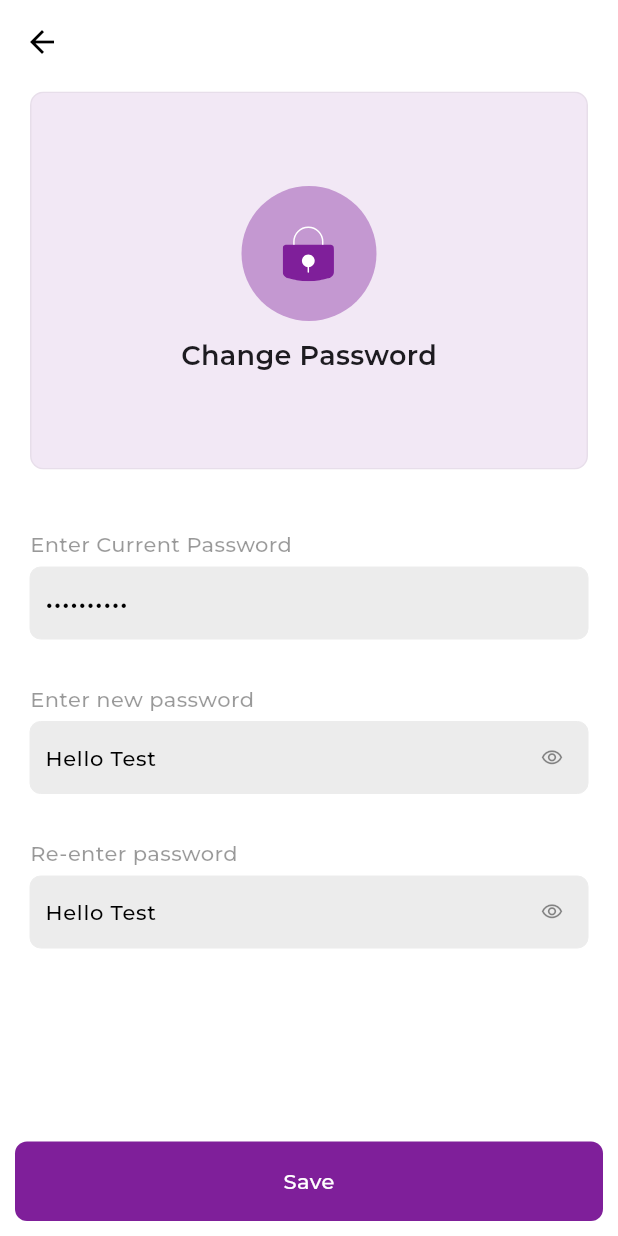
After one commit to Maxzeno/socialscan, a Flutter app: the screen it shows after launch, after a tap on "Change Password", on a phone screen of 412 x 824 dp. The commit adds this screen. Run offline on Flutter 3.47's test engine with Material 3 defaults, Android fonts, the phone set to English and light mode, and no system bars; our stand-ins replace flutter_svg, google_fonts; missing offline and left inert: fl_country_code_picker; network calls fail.

Commit message:
added change password screen

```diff
--- a/lib/utils/images.dart
+++ b/lib/utils/images.dart
@@ -5,3 +5,4 @@ String googleIcon = '$imagePath/google_icon.png';
 String iconPath = 'assets/svg_icons';
 String forwardIcon = '$iconPath/forward.svg';
 String editIcon = '$iconPath/edit.svg';
+String lockIcon = '$iconPath/lock_icon.svg';
--- a/lib/utils/strings.dart
+++ b/lib/utils/strings.dart
@@ -28,3 +28,7 @@ String profileImage =
     'https://img.freepik.com/free-photo/portrait-man-laughing_23-2148859448.jpg?size=338&ext=jpg&ga=GA1.1.1700460183.1708041600&semt=ais';
 String save = 'Save';
 String fullStack = 'Full-stack Engineer';
+String enterCurrentPassword = 'Enter Current Password';
+String enterNewPassword = 'Enter new password';
+String reEnterPassword = 'Re-enter password';
+String helloTest = 'Hello Test';
--- a/lib/utils/textfield.dart
+++ b/lib/utils/textfield.dart
@@ -11,6 +11,7 @@ class ReusableTextField extends StatelessWidget {
   final dynamic controller;
   final String? initialValue;
   final TextInputType? textInputType;
+  final double? textSize;
   const ReusableTextField({
     Key? key,
     this.hintText,
@@ -21,6 +22,7 @@ class ReusableTextField extends StatelessWidget {
     this.iconButton,
     this.initialValue,
     this.textInputType,
+    this.textSize,
   }) : super(key: key);
 
   @override
@@ -31,7 +33,11 @@ class ReusableTextField extends StatelessWidget {
       height: 53,
       child: TextFormField(
         initialValue: initialValue,
-        style: const TextStyle(color: Colors.black, fontSize: 14),
+        style: TextStyle(
+          color: Colors.black,
+          fontSize: textSize ?? 14,
+          letterSpacing: 0.5,
+        ),
 
         onTap: onTap,
         validator: validator,
--- a/lib/views/profile/screens/profile_screen.dart
+++ b/lib/views/profile/screens/profile_screen.dart
@@ -23,9 +23,14 @@ class ProfileScreen extends StatelessWidget {
       appBar: AppBar(
         backgroundColor: Colors.white,
         elevation: 0.0,
-        leading: const Icon(
-          Icons.arrow_back_outlined,
-          color: Colors.black,
+        leading: IconButton(
+          onPressed: () {
+            Navigator.pop(context);
+          },
+          icon: const Icon(
+            Icons.arrow_back_outlined,
+            color: Colors.black,
+          ),
         ),
       ),
       body: SafeArea(
--- /dev/null
+++ b/lib/views/settings/screens/change_password_screen.dart
@@ -0,0 +1,224 @@
+import 'package:flutter/material.dart';
+import 'package:flutter_svg/flutter_svg.dart';
+import 'package:google_fonts/google_fonts.dart';
+import 'package:socialscan/utils/button.dart';
+import 'package:socialscan/utils/colors.dart';
+import 'package:socialscan/utils/images.dart';
+import 'package:socialscan/utils/strings.dart';
+import 'package:socialscan/utils/textfield.dart';
+
+class ChangePasswordScreen extends StatefulWidget {
+  const ChangePasswordScreen({super.key});
+
+  @override
+  State<ChangePasswordScreen> createState() => _ChangePasswordScreenState();
+}
+
+class _ChangePasswordScreenState extends State<ChangePasswordScreen> {
+  bool _obscure = false;
+  bool _obscure1 = false;
+  @override
+  Widget build(BuildContext context) {
+    return Scaffold(
+      backgroundColor: Colors.white,
+      extendBody: true,
+      extendBodyBehindAppBar: true,
+      appBar: AppBar(
+        backgroundColor: Colors.white,
+        elevation: 0.0,
+        leading: IconButton(
+          onPressed: () {
+            Navigator.pop(context);
+          },
+          icon: const Icon(
+            Icons.arrow_back_outlined,
+            color: Colors.black,
+          ),
+        ),
+      ),
+      body: SafeArea(
+        child: SingleChildScrollView(
+          child: Padding(
+            padding: const EdgeInsets.symmetric(
+              horizontal: 20.0,
+              vertical: 5,
+            ),
+            child: Column(
+              crossAxisAlignment: CrossAxisAlignment.start,
+              children: [
+                BackgroundBox(
+                  theChild: Container(
+                    height: 90,
+                    width: 90,
+                    decoration: BoxDecoration(
+                      shape: BoxShape.circle,
+                      color: ProjectColors.mainPurple.withOpacity(0.4),
+                    ),
+                    child: Center(
+                      child: SvgPicture.asset(
+                        lockIcon,
+                        height: 37,
+                        width: 37,
+                      ),
+                    ),
+                  ),
+                ),
+                const SizedBox(
+                  height: 40,
+                ),
+                textTile(enterCurrentPassword),
+                const SizedBox(
+                  height: 5,
+                ),
+                ReusableTextField(
+                  // controller: nameController,
+                  initialValue: helloTest,
+                  textSize: 16,
+                  obscure: true,
+                  iconButton: null,
+                  onTap: () {},
+                ),
+                const SizedBox(
+                  height: 25,
+                ),
+                textTile(enterNewPassword),
+                const SizedBox(
+                  height: 5,
+                ),
+                ReusableTextField(
+                  // controller: nameController,
+                  initialValue: helloTest,
+                  obscure: _obscure,
+                  iconButton: InkWell(
+                    onTap: () {
+                      setState(() {
+                        _obscure = !_obscure;
+                      });
+                    },
+                    child: _obscure
+                        ? const Icon(
+                            Icons.visibility_off_outlined,
+                            size: 15,
+                          )
+                        : const Icon(
+                            Icons.visibility_outlined,
+                            size: 15,
+                          ),
+                  ),
+                  onTap: () {},
+                ),
+                const SizedBox(
+                  height: 25,
+                ),
+                textTile(reEnterPassword),
+                const SizedBox(
+                  height: 5,
+                ),
+                ReusableTextField(
+                  // controller: nameController,
+                  initialValue: helloTest,
+                  obscure: _obscure1,
+                  iconButton: InkWell(
+                    onTap: () {
+                      setState(() {
+                        _obscure1 = !_obscure1;
+                      });
+                    },
+                    child: _obscure1
+                        ? const Icon(
+                            Icons.visibility_off_outlined,
+                            size: 15,
+                          )
+                        : const Icon(
+                            Icons.visibility_outlined,
+                            size: 15,
+                          ),
+                  ),
+                  onTap: () {},
+                ),
+              ],
+            ),
+          ),
+        ),
+      ),
+      bottomNavigationBar: Container(
+        padding: const EdgeInsets.symmetric(
+          horizontal: 10,
+          vertical: 10,
+        ),
+        color: Colors.transparent,
+        child: ButtonTile(text: save, boxRadius: 8),
+      ),
+    );
+  }
+
+  Widget textTile(String text) {
+    return Text(
+      text,
+      style: GoogleFonts.montserrat(
+        fontSize: 14,
+        fontWeight: FontWeight.w500,
+        color: ProjectColors.midBlack.withOpacity(0.4),
+      ),
+    );
+  }
+}
+
+class BackgroundBox extends StatelessWidget {
+  const BackgroundBox({
+    Key? key,
+    required this.theChild,
+  }) : super(key: key);
+
+  final Widget theChild;
+
+  @override
+  Widget build(BuildContext context) {
+    return ClipRRect(
+      borderRadius: BorderRadius.circular(9),
+      child: Container(
+        height: 252,
+        width: double.infinity,
+        color: Colors.transparent,
+        child: Stack(
+          children: [
+            // Blur effect (BackdropFilter)
+            Container(
+              decoration: BoxDecoration(
+                color: ProjectColors.mainPurple.withOpacity(0.1),
+              ),
+            ),
+            // Gradient effect
+            Container(
+              decoration: BoxDecoration(
+                borderRadius: BorderRadius.circular(9),
+                border: Border.all(
+                  color: Colors.grey.withOpacity(0.13),
+                ),
+              ),
+            ),
+            // Child widget
+            Center(
+              child: Column(
+                mainAxisAlignment: MainAxisAlignment.center,
+                children: [
+                  theChild,
+                  const SizedBox(
+                    height: 10,
+                  ),
+                  Text(
+                    changePassword,
+                    style: GoogleFonts.montserrat(
+                      fontSize: 18,
+                      fontWeight: FontWeight.w600,
+                    ),
+                  ),
+                ],
+              ),
+            ),
+          ],
+        ),
+      ),
+    );
+  }
+}
--- a/lib/views/settings/screens/settings_screen.dart
+++ b/lib/views/settings/screens/settings_screen.dart
@@ -7,6 +7,8 @@ import 'package:socialscan/utils/images.dart';
 import 'package:socialscan/utils/strings.dart';
 import 'package:socialscan/views/profile/screens/profile_screen.dart';
 import 'package:socialscan/views/settings/widgets/option_tile.dart';
+
+import 'change_password_screen.dart';
 
 class SettingScreen extends StatefulWidget {
   const SettingScreen({super.key});
@@ -175,6 +177,14 @@ class _SettingScreenState extends State<SettingScreen> {
               height: 24,
               width: 24,
             ),
+            onTap: () {
+              Navigator.push(
+                context,
+                CupertinoPageRoute(
+                  builder: (context) => const ChangePasswordScreen(),
+                ),
+              );
+            },
           ),
           const Divider(
             thickness: 0.8,
```
Also changed, not shown: assets/svg_icons/lock_icon.svg (added).
